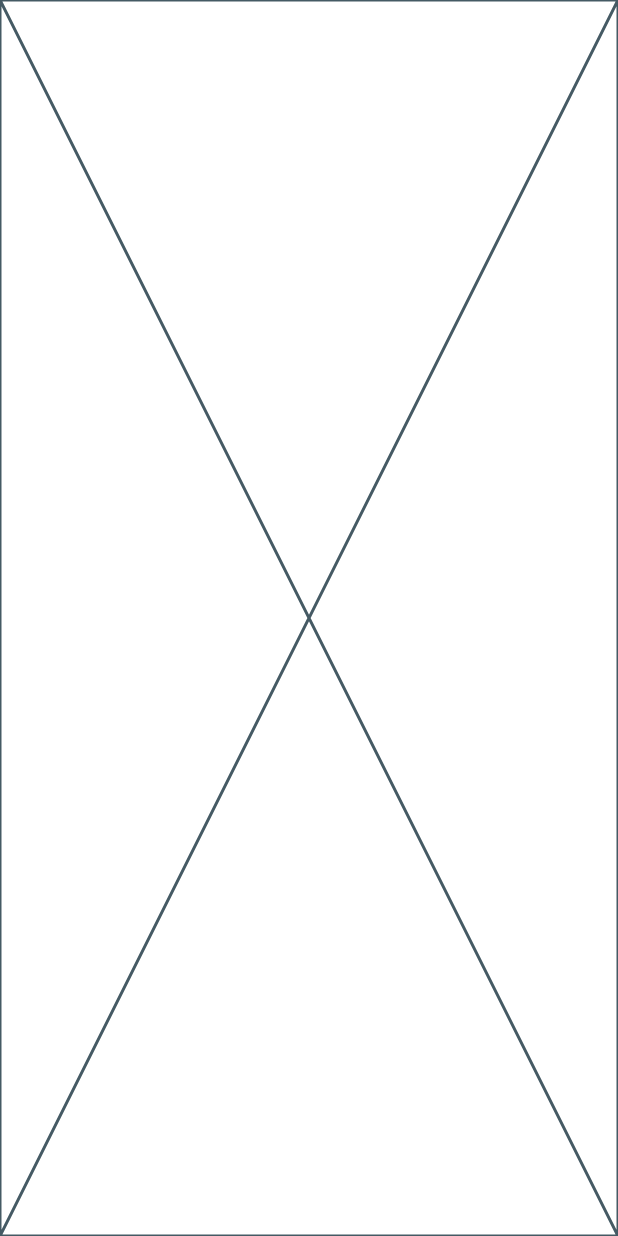
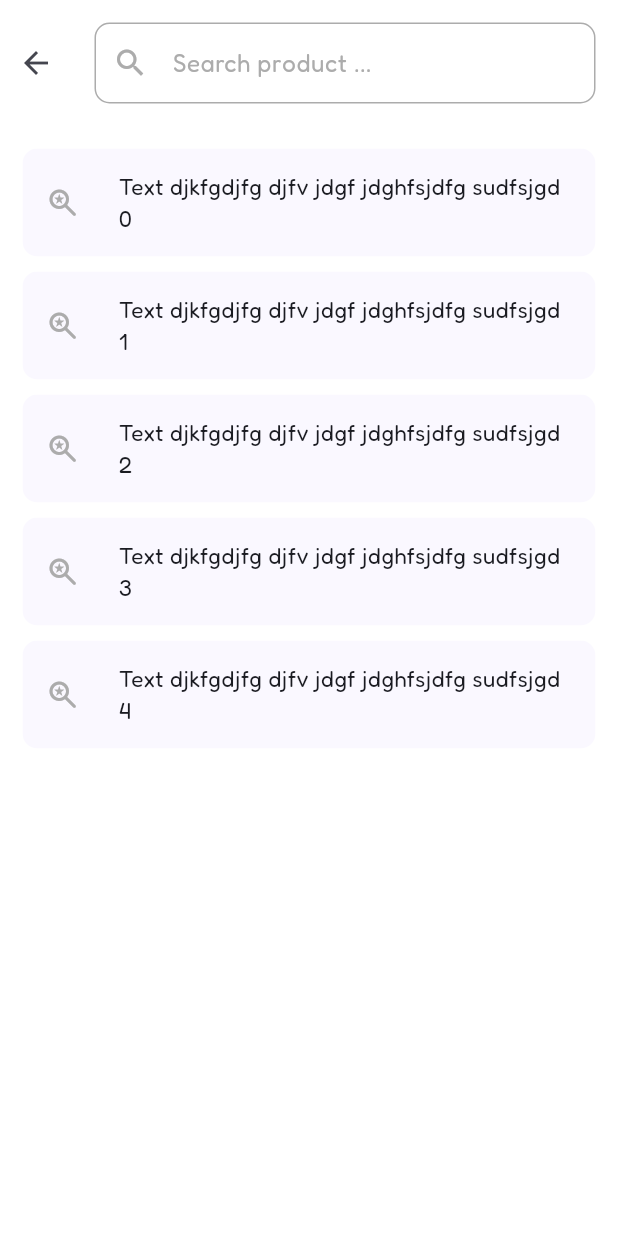
Before and after one commit to GemSoftwares4All/vimatone_mobile_app, a Flutter app: the screen it shows after launch, item 2 of the bottom bar chosen, after a tap on the "search" icon, on a phone screen of 412 x 824 dp. Run offline on Flutter 3.47's test engine with Material 3 defaults, Android fonts, the phone set to English and light mode, and no system bars; our stand-ins replace carousel_slider, flutter_spinkit.

Commit message:
Added search page and refactored some widgets

```diff
--- a/vimatone/lib/Components/TopAppBar.dart
+++ b/vimatone/lib/Components/TopAppBar.dart
@@ -5,11 +5,13 @@ class Topappbar extends StatelessWidget implements PreferredSizeWidget {
   final String title;
   final bool showCartIcon;
   final int cartLength;
+  final bool showSearch;
   final Widget? items;
   const Topappbar({
     super.key,
     required this.title,
-    this.showCartIcon = false,
+    this.showCartIcon = true,
+    this.showSearch = true,
     this.cartLength = 0,
     this.items,
   });
@@ -22,16 +24,13 @@ class Topappbar extends StatelessWidget implements PreferredSizeWidget {
       _items.add(
         Row(
           children: [
-            GestureDetector(
-              onTap: () {
+            Stack(
+              children: [
+                IconButton(
+                  onPressed: () {
                     Navigator.of(context).pushNamed("/cart");
                   },
-              child: Container(
-                child: Stack(
-                  children: [
-                    Padding(
-                      padding: EdgeInsets.all(padding_md),
-                      child: Icon(Icons.shopping_cart_outlined),
+                  icon: Icon(Icons.shopping_cart_outlined),
                 ),
                 Positioned(
                   right: 4,
@@ -53,13 +52,21 @@ class Topappbar extends StatelessWidget implements PreferredSizeWidget {
                 )
               ],
             ),
-              ),
-            ),
             spaceWidth_sm()
           ],
         ),
       );
     }
+
+    if (showSearch)
+      _items.add(
+        IconButton(
+          onPressed: () {
+            Navigator.of(context).pushNamed("/search");
+          },
+          icon: Icon(Icons.search),
+        ),
+      );
 
     _items.add(
       Builder(
--- a/vimatone/lib/Screens/Home/homeScreen.dart
+++ b/vimatone/lib/Screens/Home/homeScreen.dart
@@ -8,7 +8,6 @@ import 'package:vimatone/Providers/ProductProvider.dart';
 import 'package:vimatone/Screens/Home/widgets/categoryCard.dart';
 import 'package:vimatone/Components/imageSlider.dart';
 import 'package:vimatone/Components/productCard.dart';
-import 'package:vimatone/Screens/Home/widgets/searchBar.dart';
 
 class HomeScreen extends StatefulWidget {
   const HomeScreen({super.key});
@@ -25,6 +24,11 @@ class _HomeScreenState extends State<HomeScreen> {
   ];
 
   @override
+  void initState() {
+    super.initState();
+  }
+
+  @override
   Widget build(BuildContext context) {
     final productProvider = Provider.of<ProductProvider>(context);
     final cartProvider = Provider.of<CartProvider>(context);
@@ -32,7 +36,6 @@ class _HomeScreenState extends State<HomeScreen> {
     return Scaffold(
       appBar: Topappbar(
         title: "Home",
-        showCartIcon: true,
         cartLength: cartProvider.cart.length,
       ),
       body: SingleChildScrollView(
@@ -40,8 +43,6 @@ class _HomeScreenState extends State<HomeScreen> {
         child: Column(
           crossAxisAlignment: CrossAxisAlignment.start,
           children: [
-            spaceHeight_md(),
-            Searchbar(),
             spaceHeight_md(),
             Imageslider(
               images: _ImagesFromDB,
@@ -95,7 +96,10 @@ class _HomeScreenState extends State<HomeScreen> {
                       ),
                       TextButton(
                         onPressed: () {
-                          // goto products page
+                          Navigator.of(context).pushNamed(
+                            "/shop",
+                            arguments: <String, dynamic>{},
+                          );
                         },
                         child: Text(
                           "More ...",
--- a/vimatone/lib/Screens/Home/widgets/searchBar.dart
+++ b/vimatone/lib/Screens/Home/widgets/searchBar.dart
@@ -17,11 +17,7 @@ class Searchbar extends StatelessWidget {
             Icons.search,
             color: color_gray,
           ),
-          label: Text(
-            "Search",
-            style: font_body_title.copyWith(color: color_gray),
-          ),
-          hintText: "Search",
+          hintText: "Search product ...",
         ),
       ),
     );
--- a/vimatone/lib/Screens/Search/searchScreen.dart
+++ b/vimatone/lib/Screens/Search/searchScreen.dart
@@ -1,10 +1,83 @@
 import 'package:flutter/material.dart';
+import 'package:vimatone/Config/Extras.dart';
+import 'package:vimatone/Screens/Home/widgets/searchBar.dart';
 
 class SearchScreen extends StatelessWidget {
   const SearchScreen({super.key});
 
   @override
   Widget build(BuildContext context) {
-    return const Placeholder();
+    return Scaffold(
+      body: Container(
+        color: color_primary,
+        child: SafeArea(
+          child: Column(
+            children: [
+              Row(
+                children: [
+                  IconButton(
+                    onPressed: () {
+                      Navigator.of(context).pop();
+                    },
+                    icon: Icon(Icons.arrow_back),
+                  ),
+                  Flexible(
+                    flex: 2,
+                    child: Searchbar(),
+                  ),
+                ],
+              ),
+              Flexible(
+                flex: 1,
+                child: SingleChildScrollView(
+                  child: Padding(
+                    padding: EdgeInsets.all(padding_md),
+                    child: Column(
+                      children: List.generate(
+                        5,
+                        (index) => Container(
+                          margin: EdgeInsets.only(bottom: padding_sm),
+                          child: ClipRRect(
+                            borderRadius: BorderRadius.circular(radius_md),
+                            child: Material(
+                              child: InkWell(
+                                onTap: () {
+                                  // do search and restore results in products model file
+                                },
+                                child: Padding(
+                                  padding: EdgeInsets.all(padding_md),
+                                  child: Row(
+                                    children: [
+                                      Icon(
+                                        Icons.saved_search_rounded,
+                                        color: color_gray,
+                                      ),
+                                      spaceWidth_lg(),
+                                      Flexible(
+                                        flex: 1,
+                                        child: Text(
+                                          "Text djkfgdjfg djfv jdgf jdghfsjdfg sudfsjgd $index",
+                                          style: font_body,
+                                          overflow: TextOverflow.ellipsis,
+                                          maxLines: 2,
+                                        ),
+                                      )
+                                    ],
+                                  ),
+                                ),
+                              ),
+                            ),
+                          ),
+                        ),
+                      ),
+                    ),
+                  ),
+                ),
+              )
+            ],
+          ),
+        ),
+      ),
+    );
   }
 }
--- a/vimatone/lib/Screens/Shop/shopScreen.dart
+++ b/vimatone/lib/Screens/Shop/shopScreen.dart
@@ -27,6 +27,16 @@ class _ShopScreenState extends State<ShopScreen> {
   @override
   void initState() {
     super.initState();
+    if (widget.product_filter.containsKey("category")) {
+      sortedProductList = ProductList.where(
+        (product) {
+          return product.category
+              .toLowerCase()
+              .contains(widget.product_filter["category"].toLowerCase());
+        },
+      ).toList();
+      menucontroller.text = widget.product_filter["category"];
+    } else
       sortedProductList = ProductList;
   }
 
@@ -36,21 +46,14 @@ class _ShopScreenState extends State<ShopScreen> {
     return Scaffold(
       appBar: Topappbar(
         title: "Shop",
-        showCartIcon: true,
         cartLength: cartProvider.cart.length,
-        items: IconButton(
-          onPressed: () {
-            Navigator.of(context).pushNamed("/search");
-          },
-          icon: Icon(Icons.search),
       ),
-      ),
-      body: Padding(
-        padding: EdgeInsets.only(
-            top: padding_sm, left: padding_md, right: padding_md),
-        child: Column(
+      body: Column(
         children: [
-            Row(
+          Container(
+            color: color_primary,
+            padding: EdgeInsets.all(padding_sm),
+            child: Row(
               children: [
                 DropdownMenu(
                   controller: menucontroller,
@@ -65,7 +68,6 @@ class _ShopScreenState extends State<ShopScreen> {
                         },
                       ).toList();
                     });
-                    print(category);
                   },
                   label: Text("Category"),
                   dropdownMenuEntries: List.generate(
@@ -86,7 +88,7 @@ class _ShopScreenState extends State<ShopScreen> {
                     },
                     items: [
                       Padding(
-                        padding: EdgeInsets.all(padding_sm),
+                        padding: EdgeInsets.symmetric(vertical: 6),
                         child: Icon(
                           Icons.cancel_outlined,
                           color: color_primary,
@@ -95,9 +97,13 @@ class _ShopScreenState extends State<ShopScreen> {
                     ])
               ],
             ),
+          ),
           spaceHeight_sm(),
           Flexible(
             flex: 4,
+            child: Padding(
+              padding: EdgeInsets.only(
+                  top: padding_sm, left: padding_md, right: padding_md),
               child: GridView.count(
                 crossAxisCount: 2,
                 mainAxisSpacing: padding_md,
@@ -136,8 +142,8 @@ class _ShopScreenState extends State<ShopScreen> {
                 ),
               ),
             ),
+          ),
         ],
-        ),
       ),
     );
   }
```
Lines whose indentation alone changed are shown as unchanged.
